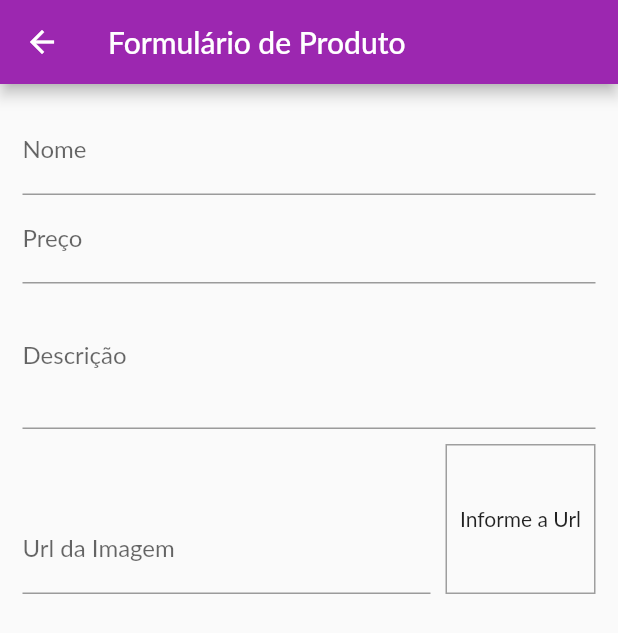
After one commit to barrosDalex/FlutterIn, a Flutter app: the ProductFormPage screen opened by its route, on a phone screen of 412 x 824 dp. The commit adds this screen. Shown: the top 633 px of the screen. Run offline on Flutter 3.47's test engine with Material 2 defaults, Android fonts, the phone set to English and light mode, and no system bars; our stand-ins replace flip_card; network calls fail; Roboto replaces fonts that are missing (Lato).

Commit message:
class flutter - http module initial

```diff
--- a/forin/lib/components/product_grid.dart
+++ b/forin/lib/components/product_grid.dart
@@ -1,6 +1,6 @@
 import 'package:flutter/material.dart';
+import 'package:forin/components/product_grid_item.dart';
 import 'package:provider/provider.dart';
-import '../components/product_item.dart';
 import '../models/product.dart';
 import '../models/product_list.dart';
 
@@ -20,7 +20,7 @@ class ProductGrid extends StatelessWidget {
       itemCount: loadedProducts.length,
       itemBuilder: (ctx, i) => ChangeNotifierProvider.value(
         value: loadedProducts[i],
-        child: const ProductItem(),
+        child: const ProductGridItem(),
       ),
       gridDelegate: const SliverGridDelegateWithFixedCrossAxisCount(
         crossAxisCount: 2,
--- a/forin/lib/main.dart
+++ b/forin/lib/main.dart
@@ -8,6 +8,8 @@ import '../pages/product_detail_page.dart';
 import '../pages/products_overview_page.dart';
 import '../utils/app_routes.dart';
 import 'models/order_list.dart';
+import 'pages/product_form_page.dart';
+import 'pages/products_page.dart';
 
 void main() {
   runApp(const MyApp());
@@ -45,6 +47,8 @@ class MyApp extends StatelessWidget {
           AppRoutes.productDetail: (ctx) => const ProductDetailPage(),
           AppRoutes.cart: (ctx) => const CartPage(),
           AppRoutes.orders: (ctx) => const OrdersPage(),
+          AppRoutes.products: (ctx) => const ProductsPage(),
+          AppRoutes.productForm: (ctx) => const ProductFormPage(),
         },
         debugShowCheckedModeBanner: false,
       ),
--- a/forin/lib/models/product_list.dart
+++ b/forin/lib/models/product_list.dart
@@ -8,6 +8,10 @@ class ProductList with ChangeNotifier {
   List<Product> get items => [..._items];
   List<Product> get favoriteItems =>
       _items.where((prod) => prod.isFavorite).toList();
+
+  int get itemsCount {
+    return _items.length;
+  }
 
   void addProduct(Product product) {
     _items.add(product);
--- /dev/null
+++ b/forin/lib/pages/product_form_page.dart
@@ -0,0 +1,113 @@
+import 'package:flutter/material.dart';
+
+class ProductFormPage extends StatefulWidget {
+  const ProductFormPage({Key? key}) : super(key: key);
+
+  @override
+  State<ProductFormPage> createState() => _ProductFormPageState();
+}
+
+class _ProductFormPageState extends State<ProductFormPage> {
+  final _priceFocus = FocusNode();
+  final _descriptionFocus = FocusNode();
+  final _imageUrlFocus = FocusNode();
+  final _imageUrlController = TextEditingController();
+
+  @override
+  void initState() {
+    super.initState();
+    _imageUrlFocus.addListener(updateImage);
+  }
+
+  @override
+  void dispose() {
+    super.dispose();
+    _priceFocus.dispose();
+    _descriptionFocus.dispose();
+
+    _imageUrlFocus.removeListener(updateImage);
+    _imageUrlFocus.dispose();
+  }
+
+  void updateImage() {
+    setState(() {});
+  }
+
+  @override
+  Widget build(BuildContext context) {
+    return Scaffold(
+      appBar: AppBar(
+        title: const Text('Formulário de Produto'),
+      ),
+      body: Padding(
+        padding: const EdgeInsets.all(15),
+        child: Form(
+          child: ListView(
+            children: [
+              TextFormField(
+                decoration: const InputDecoration(labelText: 'Nome'),
+                textInputAction: TextInputAction.next,
+                onFieldSubmitted: (_) {
+                  FocusScope.of(context).requestFocus(_priceFocus);
+                },
+              ),
+              TextFormField(
+                decoration: const InputDecoration(labelText: 'Preço'),
+                textInputAction: TextInputAction.next,
+                focusNode: _priceFocus,
+                keyboardType: const TextInputType.numberWithOptions(
+                  decimal: true,
+                ),
+                onFieldSubmitted: (_) {
+                  FocusScope.of(context).requestFocus(_descriptionFocus);
+                },
+              ),
+              TextFormField(
+                decoration: const InputDecoration(labelText: 'Descrição'),
+                focusNode: _descriptionFocus,
+                keyboardType: TextInputType.multiline,
+                maxLines: 3,
+              ),
+              Row(
+                crossAxisAlignment: CrossAxisAlignment.end,
+                children: [
+                  Expanded(
+                    child: TextFormField(
+                      decoration:
+                          const InputDecoration(labelText: 'Url da Imagem'),
+                      keyboardType: TextInputType.url,
+                      textInputAction: TextInputAction.done,
+                      focusNode: _imageUrlFocus,
+                      controller: _imageUrlController,
+                    ),
+                  ),
+                  Container(
+                    height: 100,
+                    width: 100,
+                    margin: const EdgeInsets.only(
+                      top: 10,
+                      left: 10,
+                    ),
+                    decoration: BoxDecoration(
+                      border: Border.all(
+                        color: Colors.grey,
+                        width: 1,
+                      ),
+                    ),
+                    alignment: Alignment.center,
+                    child: _imageUrlController.text.isEmpty
+                        ? const Text('Informe a Url')
+                        : FittedBox(
+                            fit: BoxFit.cover,
+                            child: Image.network(_imageUrlController.text),
+                          ),
+                  ),
+                ],
+              ),
+            ],
+          ),
+        ),
+      ),
+    );
+  }
+}
--- a/forin/lib/utils/app_routes.dart
+++ b/forin/lib/utils/app_routes.dart
@@ -3,4 +3,6 @@ class AppRoutes {
   static const productDetail = '/product-detail';
   static const cart = '/cart';
   static const orders = '/orders';
+  static const products = '/products';
+  static const productForm = '/product-form';
 }
```
Also changed, not shown: forin/lib/components/app_drawer.dart (+10 -0 lines), forin/lib/components/cart_item.dart (+23 -0 lines), forin/lib/components/product_grid_item.dart (added, +70 -0 lines), forin/lib/components/product_item.dart (+25 -44 lines), forin/lib/models/cart.dart (+22 -0 lines), forin/lib/pages/orders_page.dart (+2 -32 lines), forin/lib/pages/products_page.dart (added, +41 -0 lines).
